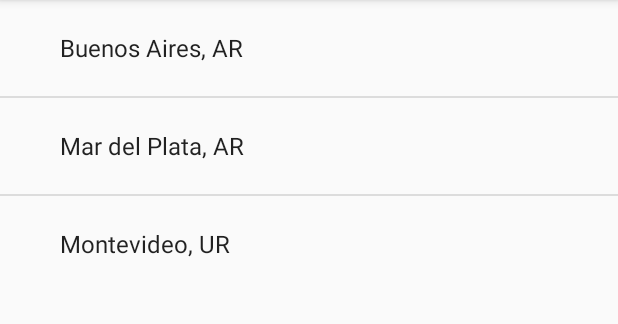
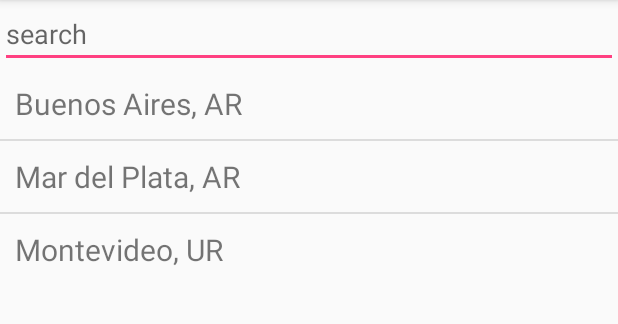
Before and after one commit to 7547-G2/Grupo2TP0, an Android app: the screen it shows after launch (CityActivity), after a tap on "CIUDADES", on a phone screen of 412 x 824 dp, the part 84-408 px from its top. Run offline under Robolectric (Android 15) with nearby library versions, the phone set to English and light mode, and no system bars; our stand-ins replace Volley; libraries missing offline, so code that uses them is left out: com.schulz.javier.

```diff
--- a/app/src/main/java/com/tp0/climagrupo2/CityActivity.java
+++ b/app/src/main/java/com/tp0/climagrupo2/CityActivity.java
@@ -1,16 +1,21 @@
 package com.tp0.climagrupo2;
 
+import com.schulz.javier.R;
 import android.app.ActionBar;
 import android.content.Intent;
 import android.net.Uri;
 import android.support.v7.app.AppCompatActivity;
 import android.os.Bundle;
+import android.text.Editable;
+import android.text.TextWatcher;
 import android.view.MenuItem;
 import android.view.View;
 import android.widget.AdapterView;
 import android.widget.ArrayAdapter;
+import android.widget.EditText;
 import android.widget.ListView;
 import android.widget.Toast;
+
 
 import org.json.JSONArray;
 import org.json.JSONException;
@@ -23,6 +28,15 @@ public class CityActivity extends AppCompatActivity {
 
     ListView lvCities;
 
+    //Adapter for listview
+    ArrayAdapter<String> adapter;
+
+    //ArrayList for listview
+    ArrayList<String>  data=new ArrayList<String>();
+
+    //Edittext for search
+    EditText searchdata;
+
     String[] cities = new String[]{"Buenos Aires, AR", "Mar del Plata, AR", "Montevideo, UR"};
 
     String jsonInput = "[{\"id\": 101, \"city\": \"Buenos Aires\", \"country\": \"AR\"}, " +
@@ -34,6 +48,7 @@ public class CityActivity extends AppCompatActivity {
         super.onCreate(savedInstanceState);
         setContentView(R.layout.activity_city);
         lvCities = (ListView)findViewById(R.id.cityList);
+        searchdata=(EditText)findViewById(R.id.txtFilter);
 
         JSONArray jArray = null;
         try {
@@ -60,9 +75,26 @@ public class CityActivity extends AppCompatActivity {
 
         String[] simpleArray = new String[ cities3.size() ];
         cities3.toArray(simpleArray);
-        ArrayAdapter<String> adapter = new ArrayAdapter<String>(this, android.R.layout.simple_expandable_list_item_1, simpleArray);
+        //adapter = new ArrayAdapter<String>(this, android.R.layout.simple_expandable_list_item_1, simpleArray);
+
+        adapter=new ArrayAdapter<String>(this,R.layout.searchresults,R.id.results,simpleArray);
 
         lvCities.setAdapter(adapter);
+
+        searchdata.addTextChangedListener(new TextWatcher() {
+            @Override
+            public void beforeTextChanged(CharSequence s, int start, int count, int after) {
+
+            }
+            @Override
+            public void onTextChanged(CharSequence s, int start, int before, int count) {
+                CityActivity.this.adapter.getFilter().filter(s);
+            }
+            @Override
+            public void afterTextChanged(Editable s) {
+            }
+        });
+
 
         lvCities.setOnItemClickListener(new AdapterView.OnItemClickListener() {
             @Override
@@ -76,7 +108,6 @@ public class CityActivity extends AppCompatActivity {
             }
         });
     }
-
     public boolean onOptionsItemSelected(MenuItem item) {
         switch (item.getItemId()) {
             case android.R.id.home:
--- a/app/src/main/res/layout/activity_city.xml
+++ b/app/src/main/res/layout/activity_city.xml
@@ -7,7 +7,11 @@
     android:layout_height="match_parent"
     android:orientation="vertical"
     tools:context="com.tp0.climagrupo2.CityActivity">
-
+    <EditText
+        android:id="@+id/txtFilter"
+        android:layout_height="wrap_content"
+        android:layout_width="fill_parent"
+        android:hint="search"/>
     <ListView
         android:id="@+id/cityList"
         android:layout_width="match_parent"
--- /dev/null
+++ b/app/src/main/res/layout/searchresults.xml
@@ -0,0 +1,11 @@
+<?xml version="1.0" encoding="utf-8"?>
+<LinearLayout xmlns:android="http://schemas.android.com/apk/res/android"
+    android:orientation="vertical" android:layout_width="match_parent"
+    android:layout_height="match_parent">
+    <TextView
+        android:id="@+id/results"
+        android:layout_width="fill_parent"
+        android:layout_height="wrap_content"
+        android:padding="10dp"
+        android:textSize="20dp"/>
+</LinearLayout>
```
